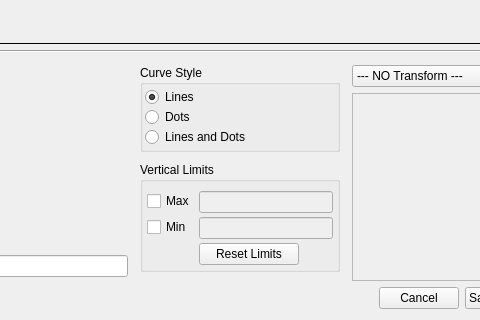
This is plotter_gui/plotwidget_editor.ui in ziparker/PlotJuggler as Qt 5 draws it before an edit; both pictures show x 337 to 817 and y 267 to 587 of the 900 by 587 pixel window. The edited form follows.
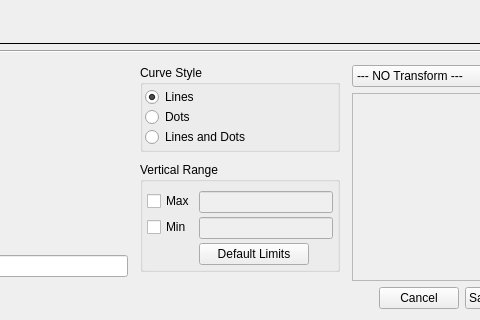
This is the edited form.

Diff of the .ui file:
```diff
--- a/plotter_gui/plotwidget_editor.ui
+++ b/plotter_gui/plotwidget_editor.ui
@@ -302,7 +302,7 @@
             </size>
            </property>
            <property name="title">
-            <string>Vertical Limits</string>
+            <string>Vertical Range</string>
            </property>
            <layout class="QFormLayout" name="formLayout">
             <property name="horizontalSpacing">
@@ -366,13 +366,13 @@
                <widget class="QPushButton" name="pushButtonReset">
                 <property name="minimumSize">
                  <size>
-                  <width>60</width>
+                  <width>110</width>
                   <height>0</height>
                  </size>
                 </property>
                 <property name="maximumSize">
                  <size>
-                  <width>100</width>
+                  <width>110</width>
                   <height>16777215</height>
                  </size>
                 </property>
@@ -383,7 +383,7 @@
                  <enum>Qt::LeftToRight</enum>
                 </property>
                 <property name="text">
-                 <string>Reset Limits</string>
+                 <string>Default Limits</string>
                 </property>
                 <property name="flat">
                  <bool>false</bool>
```
